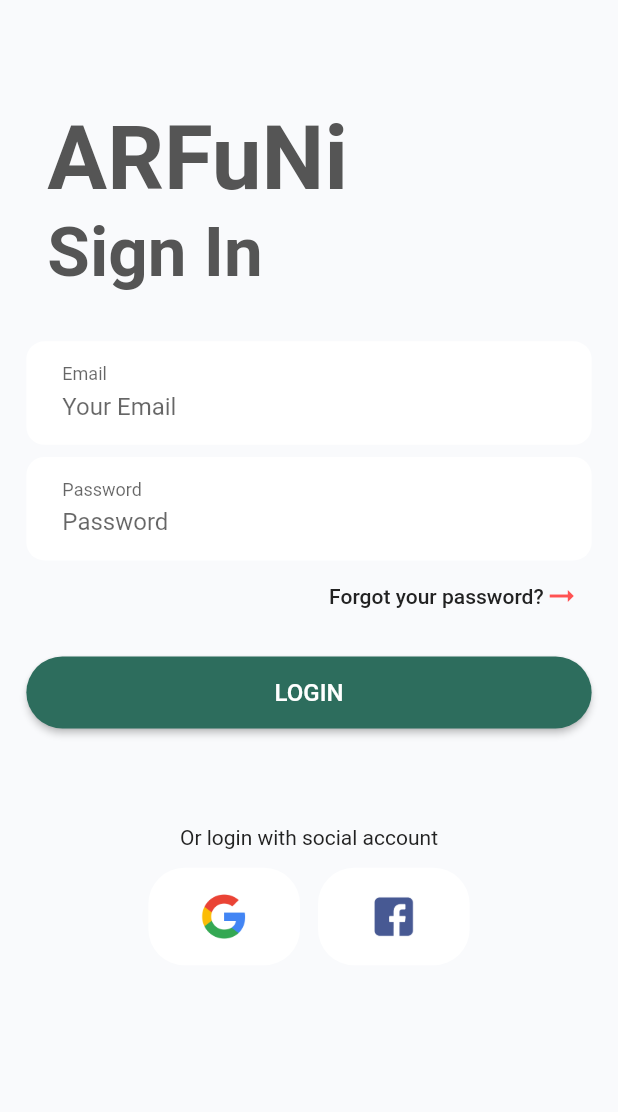
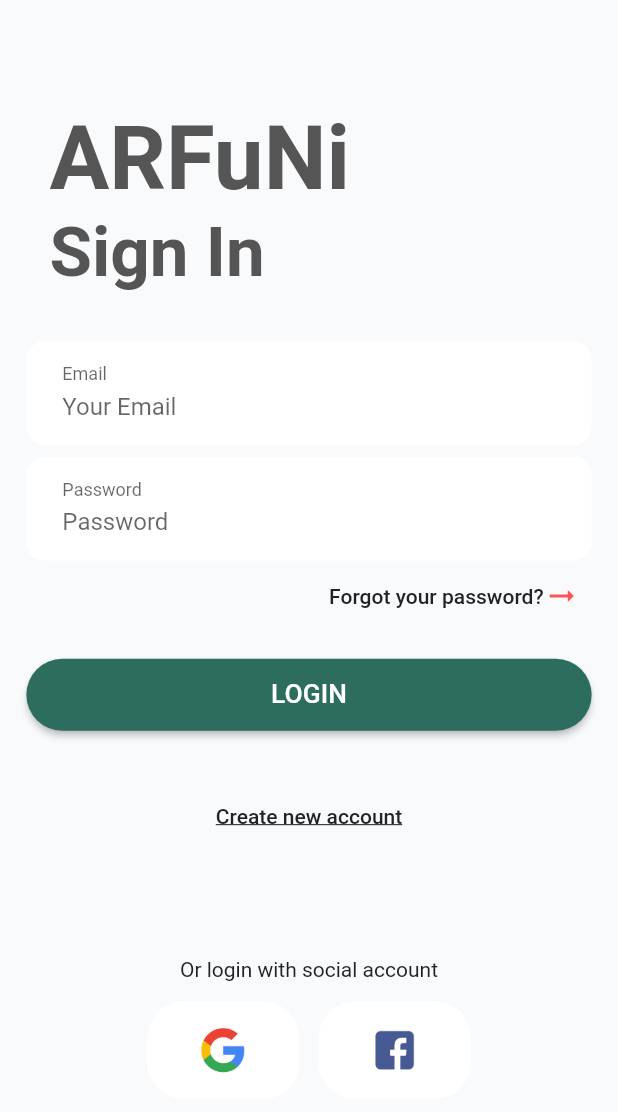
Before and after one commit to troqphuc147/interior_design_and_ar, a Flutter app: the screen it shows after launch, on a phone screen of 412 x 824 dp. Shown: the top 1112 px of the screen. Run offline on Flutter 3.47's test engine with Material 2 defaults, Android fonts, the phone set to English and light mode, and no system bars; our stand-ins replace cloud_firestore, firebase_auth, firebase_storage, flutter_svg; accounts and stored records are empty.

Commit message:
update ui for auth screen

```diff
--- a/lib/screens/sign_in_screen.dart
+++ b/lib/screens/sign_in_screen.dart
@@ -1,4 +1,6 @@
 import 'package:flutter/material.dart';
+import 'package:interior_design_and_ar/screens/forgot_password_screen.dart';
+import 'package:interior_design_and_ar/screens/sign_up_screen.dart';
 import 'package:interior_design_and_ar/size_config.dart';
 
 import '../constants.dart';
@@ -18,7 +20,8 @@ class _SignInScreenState extends State<SignInScreen> {
       body: ListView(
         children: [
           Padding(
-            padding: EdgeInsets.symmetric(vertical: 0, horizontal: getProportionateScreenWidth(16)),
+            padding: EdgeInsets.symmetric(
+                vertical: 0, horizontal: getProportionateScreenWidth(16)),
             child: Column(
               mainAxisSize: MainAxisSize.max,
               mainAxisAlignment: MainAxisAlignment.spaceBetween,
@@ -29,7 +32,8 @@ class _SignInScreenState extends State<SignInScreen> {
                     crossAxisAlignment: CrossAxisAlignment.start,
                     children: [
                       Padding(
-                        padding: EdgeInsets.symmetric(horizontal: 14),
+                        padding: EdgeInsets.symmetric(
+                            horizontal: getProportionateScreenWidth(14)),
                         child: Column(
                           crossAxisAlignment: CrossAxisAlignment.start,
                           children: [
@@ -52,15 +56,16 @@ class _SignInScreenState extends State<SignInScreen> {
                                 color: kTextColor1,
                               ),
                             ),
-                            SizedBox(height: getProportionateScreenHeight(32),),
+                            SizedBox(
+                              height: getProportionateScreenHeight(32),
+                            ),
                           ],
                         ),
                       ),
-
                       Container(
                         decoration: BoxDecoration(
                           color: Colors.white,
-                          borderRadius:  BorderRadius.circular(12),
+                          borderRadius: BorderRadius.circular(12),
                         ),
                         child: const TextField(
                           style: TextStyle(
@@ -75,7 +80,8 @@ class _SignInScreenState extends State<SignInScreen> {
                             labelStyle: TextStyle(
                               fontSize: 16,
                             ),
-                            contentPadding: EdgeInsets.symmetric(vertical: 16, horizontal: 24),
+                            contentPadding: EdgeInsets.symmetric(
+                                vertical: 16, horizontal: 24),
                             border: InputBorder.none,
                             focusedBorder: InputBorder.none,
                             enabledBorder: InputBorder.none,
@@ -90,7 +96,7 @@ class _SignInScreenState extends State<SignInScreen> {
                       Container(
                         decoration: BoxDecoration(
                           color: Colors.white,
-                          borderRadius:  BorderRadius.circular(12),
+                          borderRadius: BorderRadius.circular(12),
                         ),
                         child: const TextField(
                           obscureText: true,
@@ -106,7 +112,8 @@ class _SignInScreenState extends State<SignInScreen> {
                             labelStyle: TextStyle(
                               fontSize: 16,
                             ),
-                            contentPadding: EdgeInsets.symmetric(vertical: 16, horizontal: 24),
+                            contentPadding: EdgeInsets.symmetric(
+                                vertical: 16, horizontal: 24),
                             border: InputBorder.none,
                             focusedBorder: InputBorder.none,
                             enabledBorder: InputBorder.none,
@@ -115,22 +122,22 @@ class _SignInScreenState extends State<SignInScreen> {
                           ),
                         ),
                       ),
-
                       Row(
                         mainAxisAlignment: MainAxisAlignment.end,
                         children: [
-                          Container(
-                            // width: getProportionateScreenWidth(180),
-                            child: TextButton(
-                              onPressed: () {},
+                          TextButton(
+                            onPressed: () {
+                              Navigator.pushReplacement(
+                                  context,
+                                  MaterialPageRoute(
+                                      builder: (context) => ForgotPasswordScreen()));
+                            },
                             child: Row(
                               mainAxisAlignment: MainAxisAlignment.end,
                               children: const [
                                 Text(
                                   'Forgot your password?',
-                                    style: TextStyle(
-                                      color: kTextColor4
-                                    ),
+                                  style: TextStyle(color: kTextColor4),
                                 ),
                                 Icon(
                                   Icons.arrow_right_alt,
@@ -138,12 +145,12 @@ class _SignInScreenState extends State<SignInScreen> {
                                 )
                               ],
                             ),
-                            ),
                           )
                         ],
                       ),
-
-                      SizedBox(height: 16,),
+                      SizedBox(
+                        height: getProportionateScreenWidth(16),
+                      ),
                       Container(
                         decoration: BoxDecoration(
                           borderRadius: BorderRadius.circular(4),
@@ -152,68 +159,88 @@ class _SignInScreenState extends State<SignInScreen> {
                           onPressed: () {},
                           style: ElevatedButton.styleFrom(
                               primary: kSelectedButtonColor,
-                            minimumSize: Size.fromHeight(48),
-                              shape: RoundedRectangleBorder(borderRadius: BorderRadius.circular(24))
-                          ),
-                          child: Container(
-                            child: Text('LOGIN', style: TextStyle(fontSize: 16),),
+                              minimumSize: const Size.fromHeight(48),
+                              shape: RoundedRectangleBorder(
+                                  borderRadius: BorderRadius.circular(24))),
+                          child: Text(
+                            'LOGIN',
+                            style: TextStyle(
+                                fontSize: getProportionateScreenWidth(16)),
                           ),
                         ),
                       ),
-
-
-
                     ],
                   ),
                 ),
-
-                SizedBox(height: getProportionateScreenHeight(64),),
-
-
-                Container(
-                  child: Column(
+                SizedBox(
+                  height: getProportionateScreenWidth(30),
+                ),
+                TextButton(
+                    onPressed: () {
+                      Navigator.pushReplacement(
+                          context,
+                          MaterialPageRoute(
+                              builder: (context) => SignUpScreen()));
+                    },
+                    child: const Text(
+                      "Create new account",
+                      style: TextStyle(
+                          color: kTextColor4,
+                          decoration: TextDecoration.underline),
+                    )),
+                SizedBox(
+                  height: getProportionateScreenWidth(64),
+                ),
+                Column(
                   children: [
-                      Text('Or login with social account', style: TextStyle(color: kTextColor4),),
-                      SizedBox(height: 12,),
+                    const Text(
+                      'Or login with social account',
+                      style: TextStyle(color: kTextColor4),
+                    ),
+                    SizedBox(
+                      height: getProportionateScreenWidth(12),
+                    ),
                     Row(
                       mainAxisSize: MainAxisSize.max,
                       mainAxisAlignment: MainAxisAlignment.center,
                       children: [
-                          Container(
-                            // color: Colors.amberAccent,
+                        SizedBox(
                             width: getProportionateScreenWidth(92),
                             height: getProportionateScreenHeight(64),
                             child: TextButton(
                               onPressed: () {},
                               style: TextButton.styleFrom(
                                 backgroundColor: Colors.white,
-                                  shape: RoundedRectangleBorder(borderRadius: BorderRadius.circular(24)),
+                                shape: RoundedRectangleBorder(
+                                    borderRadius: BorderRadius.circular(24)),
                               ),
-                                child: Image.asset('assets/images/google_logo.png', height: 32,),
-                              )
+                              child: Image.asset(
+                                'assets/images/google_logo.png',
+                                height: 32,
                               ),
-                          SizedBox(width: 12,),
-                          Container(
-                            // color: Colors.amberAccent,
+                            )),
+                        SizedBox(
+                          width: getProportionateScreenWidth(12),
+                        ),
+                        SizedBox(
                             width: getProportionateScreenWidth(92),
                             height: getProportionateScreenHeight(64),
                             child: TextButton(
                               onPressed: () {},
                               style: TextButton.styleFrom(
                                 backgroundColor: Colors.white,
-                                  shape: RoundedRectangleBorder(borderRadius: BorderRadius.circular(24)),
+                                shape: RoundedRectangleBorder(
+                                    borderRadius: BorderRadius.circular(24)),
                               ),
-                                child: Image.asset('assets/images/facebook-icon.jpg', height: 40,),
-                              )
+                              child: Image.asset(
+                                'assets/images/facebook-icon.jpg',
+                                height: 40,
                               ),
+                            )),
                       ],
                     ),
                   ],
-                  ),
                 )
-
-
-
               ],
             ),
           ),
```
Also changed, not shown: lib/screens/forgot_password_screen.dart (+18 -2 lines), lib/screens/sign_up_screen.dart (+23 -7 lines), pubspec.lock. Lines whose indentation alone changed are shown as unchanged.
